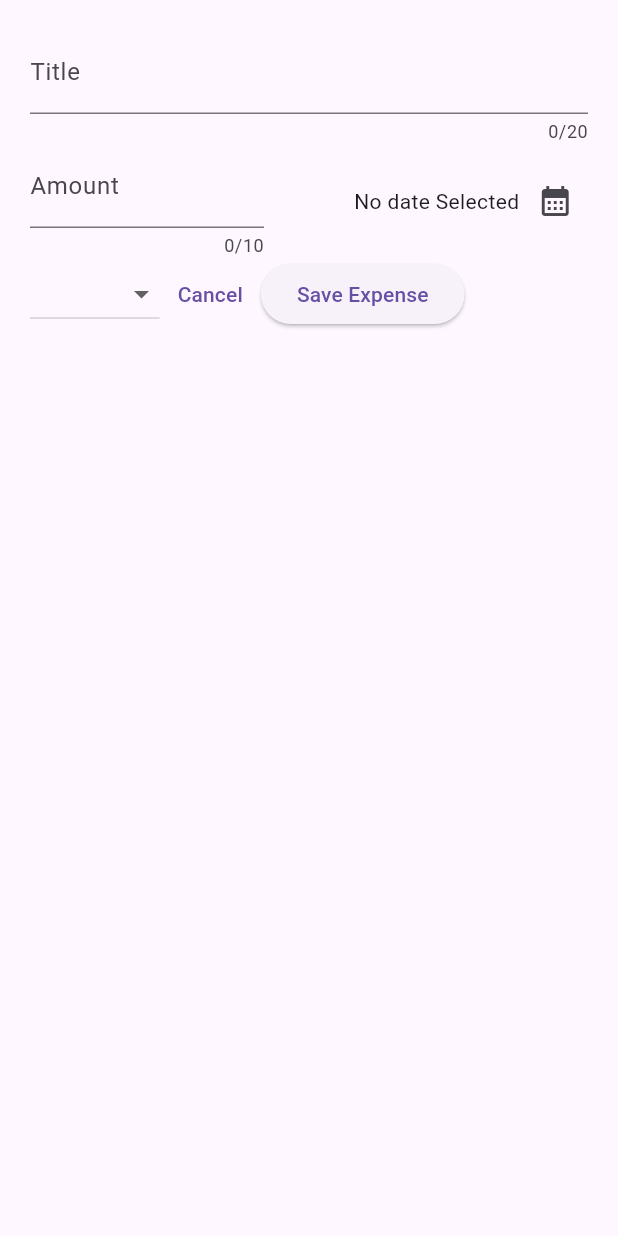
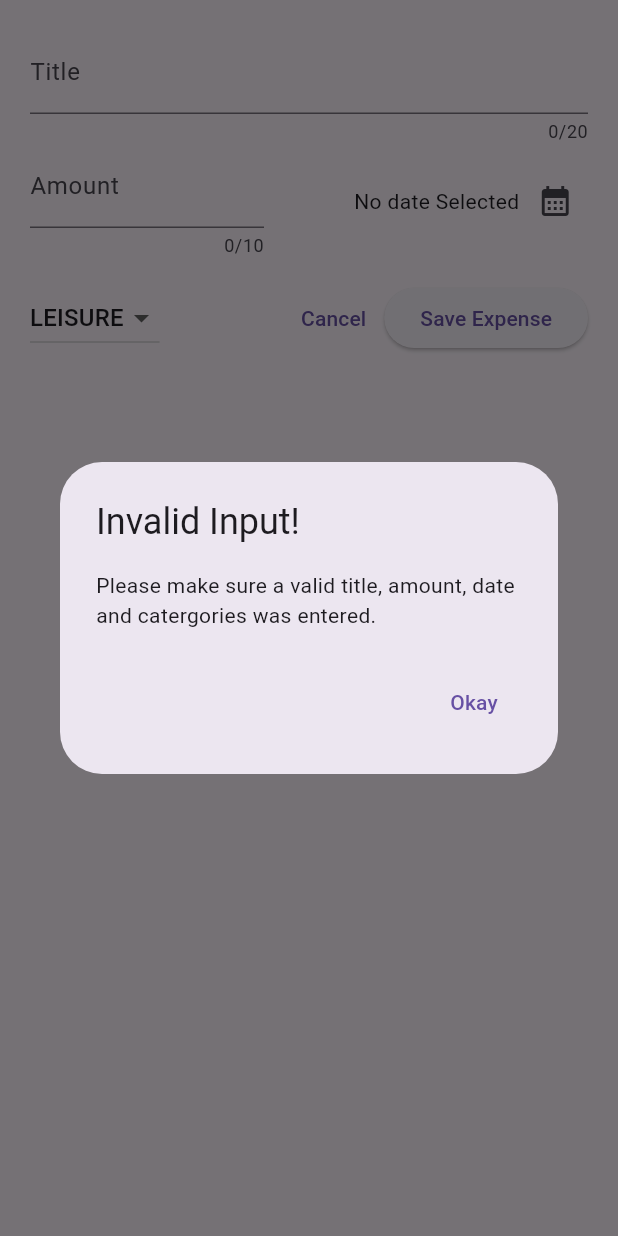
Before and after one commit to ayomidejoshua72/Expenses-Tracker, a Flutter app: the NewExpense widget shown alone on an empty page, opened directly, after a tap on "Save Expense", on a phone screen of 412 x 824 dp. Run offline on Flutter 3.47's test engine with Material 3 defaults, Android fonts, the phone set to English and light mode, and no system bars.

Commit message:
add the pop up box for error message

```diff
--- a/lib/widget/new_expense.dart
+++ b/lib/widget/new_expense.dart
@@ -12,6 +12,7 @@ class _NewExpenseState extends State<NewExpense> {
   final _titleController = TextEditingController();
   final _amountController = TextEditingController();
   DateTime? _selectedDate;
+  Category _selectedCategories = Category.leisure;
 
   void _presentDatePicker() async {
     final now = DateTime.now();
@@ -38,13 +39,42 @@ class _NewExpenseState extends State<NewExpense> {
     super.dispose();
   }
 
+  void _submitExpenseData() {
+    final enterAmount = double.tryParse(_amountController.text);
+    final amountIsInvalid = enterAmount == null || enterAmount <= 0;
+    if (_titleController.text.trim().isEmpty ||
+        amountIsInvalid ||
+        _selectedDate == null) {
+
+          // Error pop up
+      showDialog(
+        context: context,
+        builder: (ctx) {
+          return AlertDialog(
+            title: const Text("Invalid Input!"),
+            content: const Text(
+                "Please make sure a valid title, amount, date and catergories was entered."),
+            actions: [
+              TextButton(
+                onPressed: () {
+                  Navigator.pop(ctx);
+                },
+                child: const Text("Okay"),
+              ),
+            ],
+          );
+        },
+      );
+      return;
+    }
+  }
+
   @override
   Widget build(BuildContext context) {
     return Padding(
       padding: const EdgeInsets.all(20),
       child: Column(
         children: [
-
           //Title section
           TextField(
             controller: _titleController,
@@ -96,11 +126,15 @@ class _NewExpenseState extends State<NewExpense> {
             ],
           ),
 
+          const SizedBox(
+            height: 16,
+          ),
+
           Row(
             children: [
-
               //Category section
               DropdownButton(
+                value: _selectedCategories,
                 items: Category.values
                     .map(
                       (category) => DropdownMenuItem(
@@ -112,10 +146,17 @@ class _NewExpenseState extends State<NewExpense> {
                     )
                     .toList(),
                 onChanged: (value) {
-
+                  value == null
+                      ? _selectedCategories
+                      : setState(
+                          () {
+                            _selectedCategories = value;
+                          },
+                        );
                 },
               ),
 
+              const Spacer(),
               //Cancel button
               TextButton(
                 onPressed: () {
@@ -127,8 +168,7 @@ class _NewExpenseState extends State<NewExpense> {
               //Save button
               ElevatedButton(
                 onPressed: () {
-                  print(_titleController.text);
-                  print(_amountController.text);
+                  _submitExpenseData();
                 },
                 child: const Text("Save Expense"),
               )
```
